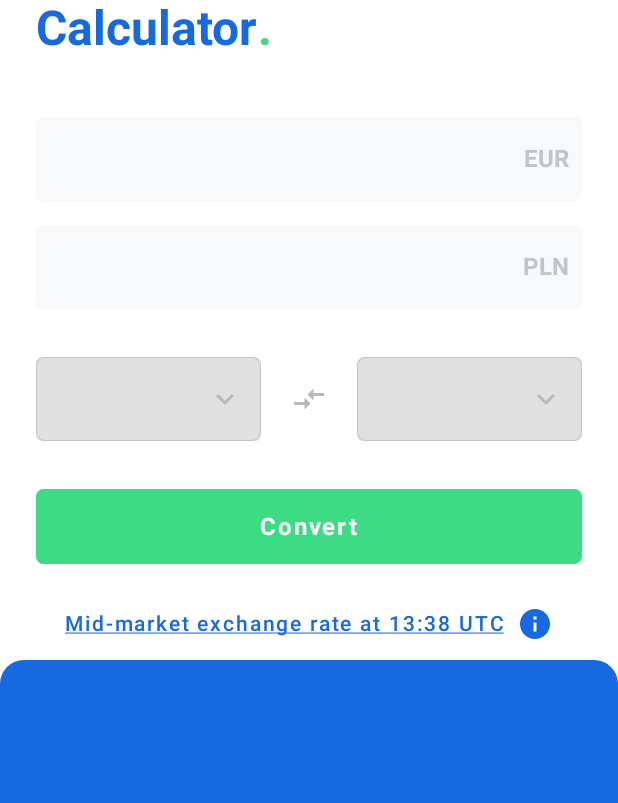
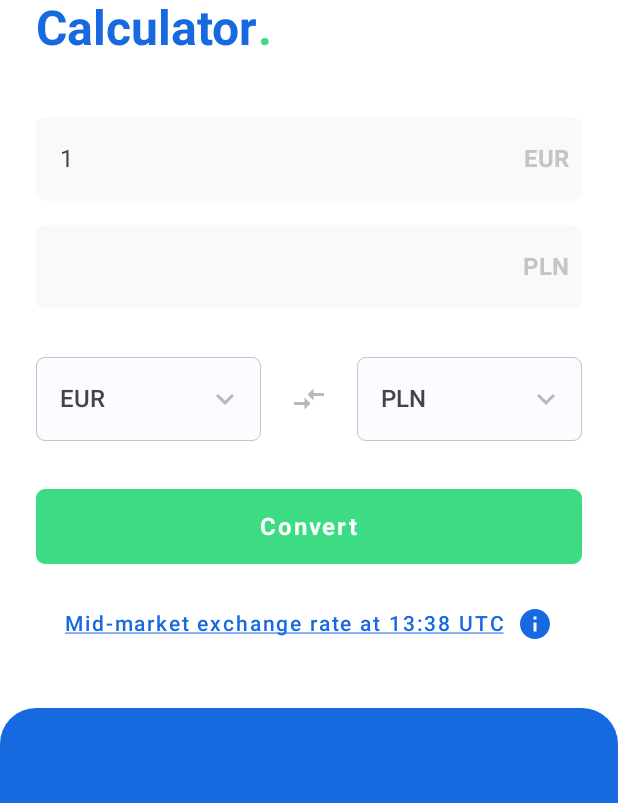
Before and after one commit to abdulwahabhassan/currency-calculator-jetpack-compose, an Android app built with Jetpack Compose: the screen it shows after launch (MainActivity), on a phone screen of 412 x 824 dp, the part 171-974 px from its top. Run offline under Robolectric (Android 15) with nearby library versions, the phone set to English and light mode, and no system bars.

Commit message:
prepared dropdown edittext and outlinedtextfield for populating with data

```diff
--- a/app/src/main/java/com/hassan/currencycalc/ui/theme/Color.kt
+++ b/app/src/main/java/com/hassan/currencycalc/ui/theme/Color.kt
@@ -12,3 +12,5 @@ val Blue = Color(0xFF1769E0)
 val DarkGrey = Color(0xFFC3C4C5)
 val LightGrey = Color(0xFFF8F9FB)
 val DarkerGrey = Color(0xFFB8B9B9)
+val LightBlue = Color(0xFFD2E3FC)
+val DarkestGrey = Color(0xFF4F5052)
--- /dev/null
+++ b/app/src/main/java/com/hassan/currencycalc/ui/theme/RippleCustomTheme.kt
@@ -0,0 +1,21 @@
+package com.hassan.currencycalc.ui.theme
+
+import androidx.compose.material.MaterialTheme
+import androidx.compose.material.ripple.RippleAlpha
+import androidx.compose.material.ripple.RippleTheme
+import androidx.compose.runtime.Composable
+import androidx.compose.ui.graphics.Color
+
+object RippleCustomTheme: RippleTheme {
+    //This is used to provide a custom ripple theme
+    @Composable
+    override fun defaultColor(): Color {
+        return RippleTheme.defaultRippleColor(MaterialTheme.colors.onPrimary, lightTheme = true)
+    }
+
+    @Composable
+    override fun rippleAlpha(): RippleAlpha {
+       return  RippleTheme.defaultRippleAlpha(MaterialTheme.colors.onPrimary, lightTheme = true)
+    }
+
+}
--- a/app/src/main/java/com/hassan/currencycalc/ui/theme/Theme.kt
+++ b/app/src/main/java/com/hassan/currencycalc/ui/theme/Theme.kt
@@ -13,7 +13,8 @@ private val DarkColorPalette = darkColors(
     primaryVariant = Green,
     secondary = LightGrey,
     secondaryVariant = DarkGrey,
-    onSecondary = DarkerGrey
+    onSecondary = DarkerGrey,
+    onSurface = LightBlue
 
 )
 
@@ -23,7 +24,8 @@ private val LightColorPalette = lightColors(
     primaryVariant = Green,
     secondary = LightGrey,
     secondaryVariant = DarkGrey,
-    onSecondary = DarkerGrey
+    onSecondary = DarkerGrey,
+    onSurface = LightBlue
 
 
     /* Other default colors to override
--- a/app/src/main/java/com/hassan/currencycalc/ui/views/MainActivity.kt
+++ b/app/src/main/java/com/hassan/currencycalc/ui/views/MainActivity.kt
@@ -8,9 +8,12 @@ import androidx.compose.foundation.*
 import androidx.compose.foundation.layout.*
 import androidx.compose.foundation.shape.CircleShape
 import androidx.compose.foundation.shape.RoundedCornerShape
+import androidx.compose.foundation.text.KeyboardActions
+import androidx.compose.foundation.text.KeyboardOptions
 import androidx.compose.material.*
 import androidx.compose.material.icons.Icons
 import androidx.compose.material.icons.filled.*
+import androidx.compose.material.ripple.LocalRippleTheme
 import androidx.compose.runtime.*
 import androidx.compose.runtime.saveable.rememberSaveable
 import androidx.compose.ui.Alignment
@@ -22,6 +25,8 @@ import androidx.compose.ui.layout.onGloballyPositioned
 import androidx.compose.ui.platform.LocalDensity
 import androidx.compose.ui.text.font.FontFamily
 import androidx.compose.ui.text.font.FontWeight
+import androidx.compose.ui.text.input.KeyboardCapitalization
+import androidx.compose.ui.text.input.KeyboardType
 import androidx.compose.ui.text.style.TextDecoration
 import androidx.compose.ui.unit.dp
 import androidx.compose.ui.unit.sp
@@ -29,8 +34,10 @@ import androidx.compose.ui.unit.toSize
 import androidx.lifecycle.ViewModel
 import com.hassan.currencycalc.App
 import com.hassan.currencycalc.ui.theme.CurrencyCalcTheme
+import com.hassan.currencycalc.ui.theme.RippleCustomTheme
 import com.hassan.currencycalc.viewmodels.MainViewModel
 import com.hassan.currencycalc.viewmodels.MainViewModelFactory
+import java.util.*
 
 class MainActivity : AppCompatActivity() {
 
@@ -92,16 +99,19 @@ fun MainActivityScreen(viewModel: ViewModel) {
                     }
                 },
                 actions = {
+                    CompositionLocalProvider(LocalRippleTheme provides RippleCustomTheme) {
                         TextButton(
                             onClick = {
                                 /*TODO*/
-                        }
+                            },
+                            shape = RoundedCornerShape(6.dp)
                         ) {
                             Text(
                                 text = "Sign up",
                                 color = MaterialTheme.colors.primaryVariant,
                                 style = MaterialTheme.typography.subtitle1
                             )
+                        }
                     }
                 }
             )
@@ -119,14 +129,17 @@ fun MainActivityScreen(viewModel: ViewModel) {
 @Composable
 fun BodyContent(modifier: Modifier) {
     val scrollState = rememberScrollState()
+    var trailingText by rememberSaveable { mutableStateOf("PLN")}
+
     Column(modifier = modifier.verticalScroll(scrollState)) {
 
         Column(modifier = Modifier.padding(24.dp, 0.dp, 24.dp, 0.dp)) {
             AppName(modifier)
             Spacer(modifier = Modifier.height(40.dp))
-            EditText("EUR", modifier)
+            //Make the first EditText readOnly
+            EditText("EUR", modifier, readOnly = true, defaultValue = "1", enabled = false)
             Spacer(modifier = Modifier.height(16.dp))
-            EditText("PLN", modifier)
+            EditText( trailingText, modifier, readOnly = false, defaultValue = "", enabled = false)
             Spacer(modifier = Modifier.height(32.dp))
 
             Row(
@@ -136,14 +149,15 @@ fun BodyContent(modifier: Modifier) {
                 verticalAlignment = Alignment.CenterVertically,
                 horizontalArrangement = Arrangement.SpaceBetween) {
 
-                DropDownEditText(modifier)
+                //disable the first DropDownEditText and make readOnly
+                DropDownEditText(modifier, readOnly = true, enabled = false, defaultSymbol = "EUR")
                 Icon(
                     imageVector = Icons.Filled.CompareArrows,
                     contentDescription = "Compare arrow",
                     modifier = Modifier.padding(8.dp),
                     tint = MaterialTheme.colors.onSecondary
                 )
-                DropDownEditText(modifier)
+                DropDownEditText(modifier, readOnly = false, enabled = true, defaultSymbol = "PLN")
 
             }
             Spacer(modifier = Modifier.height(32.dp))
@@ -153,7 +167,7 @@ fun BodyContent(modifier: Modifier) {
                 modifier = Modifier
                     .height(50.dp)
                     .fillMaxWidth(),
-                shape = RoundedCornerShape(5.dp),
+                shape = RoundedCornerShape(6.dp),
                 colors = ButtonDefaults.buttonColors(
                     backgroundColor = MaterialTheme.colors.primaryVariant,
                     contentColor = MaterialTheme.colors.primary
@@ -163,7 +177,12 @@ fun BodyContent(modifier: Modifier) {
                 Text(text = "Convert", fontWeight = FontWeight.Bold, fontSize = 16.sp)
             }
             Spacer(modifier = Modifier.height(16.dp))
-            TextButton(onClick = { /*TODO*/ }, modifier = Modifier.align(Alignment.CenterHorizontally)) {
+            CompositionLocalProvider(LocalRippleTheme provides RippleCustomTheme) {
+                TextButton(
+                    onClick = {  },
+                    modifier = Modifier.align(Alignment.CenterHorizontally),
+                    shape = RoundedCornerShape(6.dp)
+                ) {
                     Text(
                         text = "Mid-market exchange rate at 13:38 UTC",
                         color = MaterialTheme.colors.onPrimary,
@@ -175,12 +194,12 @@ fun BodyContent(modifier: Modifier) {
                         contentDescription = "Info icon",
                         modifier = Modifier.clip(CircleShape),
                         tint = MaterialTheme.colors.onPrimary
-
                     )
-
                 }
             }
 
+        }
+        Spacer(modifier = Modifier.height(32.dp))
         GraphSection()
     }
 
@@ -191,24 +210,41 @@ fun BodyContent(modifier: Modifier) {
 fun GraphSection() {
     Column(
         modifier = Modifier
-            .height(500.dp)
             .fillMaxWidth()
             .background(
                 color = MaterialTheme.colors.onPrimary,
-                shape = RoundedCornerShape(topStart = 16.dp, topEnd = 16.dp)
+                shape = RoundedCornerShape(topStart = 24.dp, topEnd = 24.dp)
             )
     ) {
+        Spacer(modifier = Modifier.height(420.dp))
+        TextButton(
+            onClick = { /*TODO*/ },
+            modifier = Modifier.align(Alignment.CenterHorizontally),
+            shape = RoundedCornerShape(6.dp)
+        ) {
+            Text(
+                text = "Get rate alerts straight to your email inbox",
+                color = MaterialTheme.colors.primary,
+                textDecoration = TextDecoration.Underline
+            )
+        }
+        Spacer(modifier = Modifier.height(24.dp))
 
     }
 }
 
 @Composable
-fun DropDownEditText(modifier: Modifier) {
+fun DropDownEditText(
+    modifier: Modifier,
+    readOnly: Boolean,
+    enabled: Boolean,
+    defaultSymbol: String
+) {
 
     var textFieldSize by remember { mutableStateOf(Size.Zero)}
     var isExpanded by rememberSaveable { mutableStateOf(false) }
     val symbols = arrayListOf<String>("NGN", "MXN", "GBP", "USD")
-    var selectedSymbol by rememberSaveable {mutableStateOf("")}
+    var selectedSymbol by rememberSaveable {mutableStateOf(defaultSymbol)}
 
     Box {
         OutlinedTextField(
@@ -223,16 +259,20 @@ fun DropDownEditText(modifier: Modifier) {
                     //This allows the dropdown menu to take the same width as the OutlinedTextField
                     textFieldSize = coordinates.size.toSize()
                 },
-            value = "",
+            readOnly = readOnly,
+            value = selectedSymbol,
+            textStyle = LocalTextStyle.current.copy(fontWeight = FontWeight.SemiBold),
             singleLine = true,
-            onValueChange = {},
+            onValueChange = { newInput ->
+                selectedSymbol = newInput
+            },
             trailingIcon = {
                 Icon(
                     imageVector = if (isExpanded) Icons.Filled.ExpandLess else Icons.Filled.ExpandMore,
                     contentDescription = if (isExpanded) "Show less" else "Show more",
                     Modifier
                         .clip(CircleShape)
-                        .clickable { isExpanded = !isExpanded },
+                        .clickable(enabled = enabled) { isExpanded = !isExpanded },
                     tint = MaterialTheme.colors.onSecondary
                 )
             },
@@ -240,8 +280,10 @@ fun DropDownEditText(modifier: Modifier) {
                 focusedIndicatorColor = Color.Transparent,
                 unfocusedIndicatorColor = Color.Transparent,
                 disabledIndicatorColor = Color.Transparent,
-                cursorColor = MaterialTheme.colors.onSecondary
-            )
+                cursorColor = MaterialTheme.colors.onSecondary,
+                textColor = Color.DarkGray
+            ),
+            keyboardOptions = KeyboardOptions(capitalization = KeyboardCapitalization.Characters)
         )
         DropdownMenu(
             expanded = isExpanded,
@@ -259,7 +301,7 @@ fun DropDownEditText(modifier: Modifier) {
                     }
                 ) {
 //                    Icon(imageVector = , contentDescription = )
-                    Text(text = symbol, fontWeight = FontWeight.Normal, fontSize = 14.sp)
+                    Text(text = symbol, fontWeight = FontWeight.SemiBold, fontSize = 14.sp)
                 }
             }
         }
@@ -267,29 +309,40 @@ fun DropDownEditText(modifier: Modifier) {
 }
 
 @Composable
-fun EditText(text: String, modifier: Modifier) {
+fun EditText(
+    trailingText: String,
+    modifier: Modifier,
+    readOnly: Boolean,
+    defaultValue: String,
+    enabled: Boolean
+) {
+    var value by rememberSaveable { mutableStateOf(defaultValue)}
+
     TextField(
-        value = "",
+        value = value,
+        readOnly = readOnly,
+        enabled = enabled,
         onValueChange = {},
         modifier = modifier.fillMaxWidth(),
         singleLine = true,
         trailingIcon = {
             Text(
-                text = text,
+                text = trailingText,
                 color = MaterialTheme.colors.secondaryVariant,
                 fontWeight = FontWeight.Bold
             )
         },
-        shape = RoundedCornerShape(5.dp),
+        shape = RoundedCornerShape(6.dp),
         colors = TextFieldDefaults.textFieldColors(
-            textColor = MaterialTheme.colors.onSecondary,
+            textColor = Color.DarkGray,
             backgroundColor = MaterialTheme.colors.secondary,
-            disabledTextColor = Color.Transparent,
+            disabledTextColor = Color.DarkGray,
             focusedIndicatorColor = Color.Transparent,
             unfocusedIndicatorColor = Color.Transparent,
             disabledIndicatorColor = Color.Transparent,
             cursorColor = MaterialTheme.colors.onSecondary
-        )
+        ),
+        keyboardOptions = KeyboardOptions(keyboardType = KeyboardType.Number)
     )
 }
 
```
Lines whose indentation alone changed are shown as unchanged.
